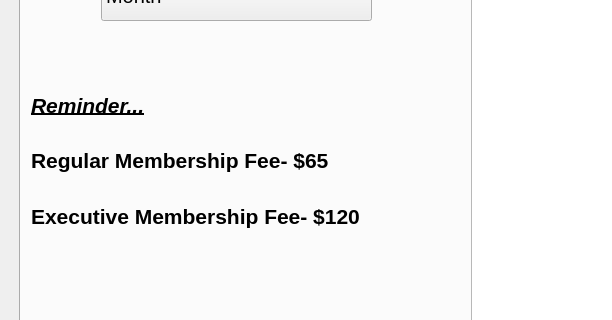
Above: Project2/manager_member_database.ui from tdragon00/CS1C_Project_2 before the change; both pictures show x 0 to 612 and y 216 to 536 of the 1250 by 650 pixel window. Below: the same form after it.
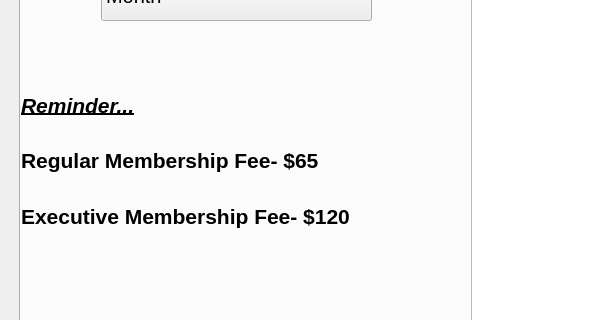
That is the form after the change. The open tabs and pages were chosen to show the change.

The edit to the form file:
```diff
--- a/Project2/manager_member_database.ui
+++ b/Project2/manager_member_database.ui
@@ -282,9 +282,9 @@
     <widget class="QWidget" name="layoutWidget_2">
      <property name="geometry">
       <rect>
-       <x>10</x>
+       <x>0</x>
        <y>210</y>
-       <width>421</width>
+       <width>452</width>
        <height>161</height>
       </rect>
      </property>
@@ -435,7 +435,7 @@
     <string>Load Data</string>
    </property>
   </widget>
-  <widget class="QWidget" name="">
+  <widget class="QWidget" name="layoutWidget">
    <property name="geometry">
     <rect>
      <x>40</x>
```
Left out of the diff: 13 changed lines with no effect on the pictures.
